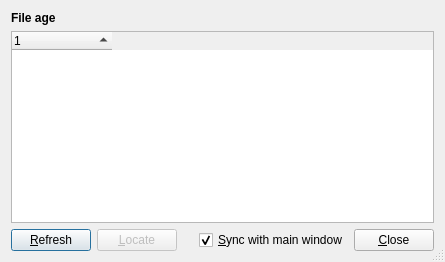
Lithopsian/qdirstat, file src/file-age-stats-window.ui: the form before one commit.
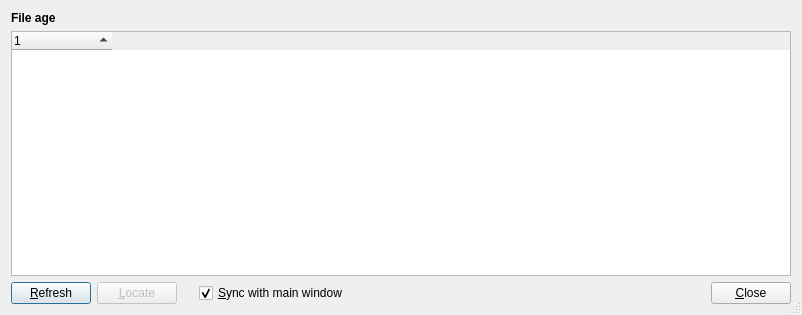
The form after the commit.

Diff of the .ui file:
```diff
--- a/src/file-age-stats-window.ui
+++ b/src/file-age-stats-window.ui
@@ -2,6 +2,14 @@
 <ui version="4.0">
  <class>FileAgeStatsWindow</class>
  <widget class="QDialog" name="FileAgeStatsWindow">
+  <property name="geometry">
+   <rect>
+    <x>0</x>
+    <y>0</y>
+    <width>802</width>
+    <height>315</height>
+   </rect>
+  </property>
   <property name="windowTitle">
    <string>File Age</string>
   </property>
```
